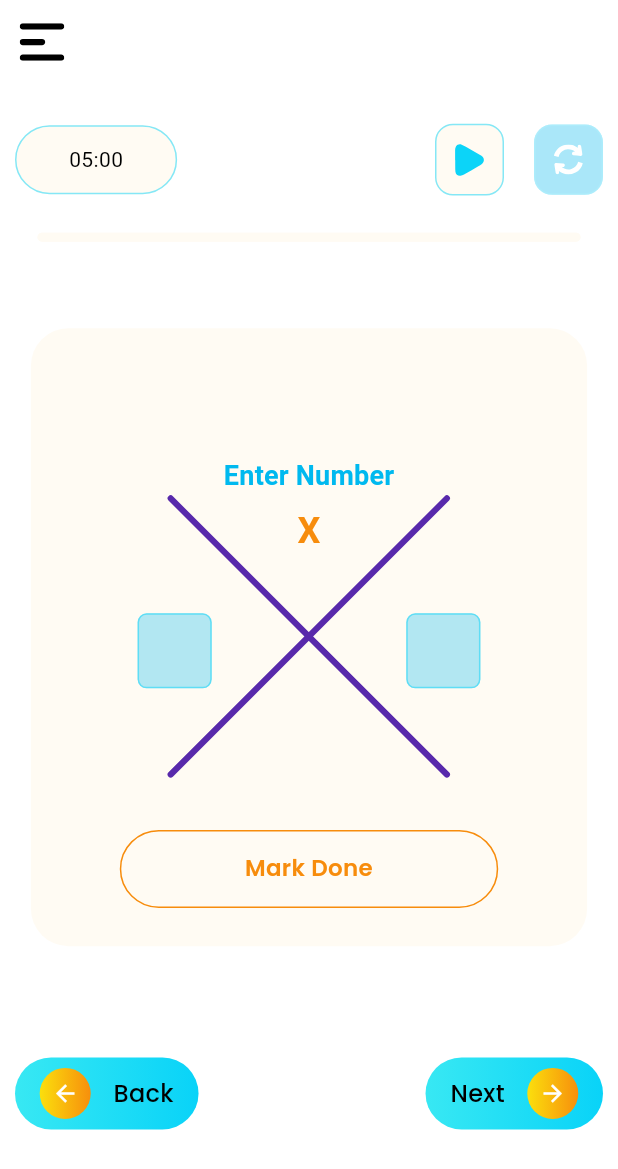
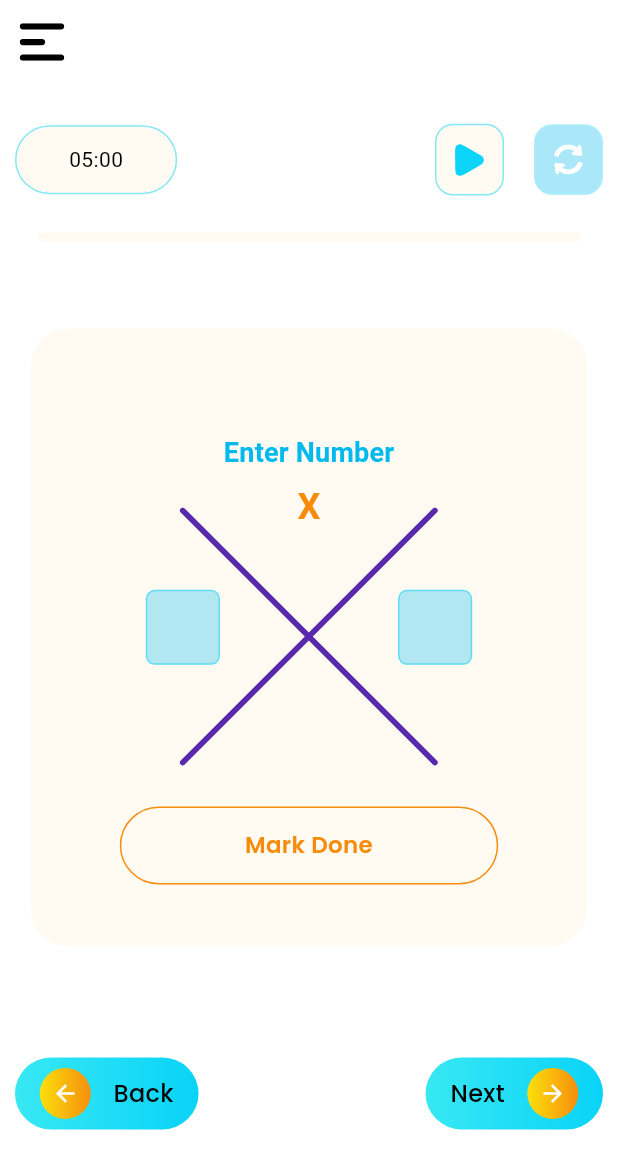
Before and after one commit to UmairYousafzai/X-puzzle, a Flutter app: the GameScreen screen opened directly, on a phone screen of 412 x 824 dp. Shown: the top 1169 px of the screen. Run offline on Flutter 3.47's test engine with Material 3 defaults, Android fonts, the phone set to English and light mode, and no system bars; our stand-ins replace flutter_keyboard_visibility, flutter_native_splash, flutter_riverpod, flutter_svg, gap, google_fonts and 2 more; accounts and stored records are empty; project files that could hold a hidden picture were left out.

Commit message:
UI fixing: main game screen.

```diff
--- a/lib/presentation/providers/game_provider.dart
+++ b/lib/presentation/providers/game_provider.dart
@@ -115,8 +115,7 @@ class GameNotifier extends StateNotifier<GameState> {
   }
 
   void updateQuestion(Question question) {
-    state =
-        state.copyWith(question: question, firstNumber: "", secondNumber: "");
+    state = state.copyWith(question: question, firstNumber: "", secondNumber: "");
     // state.copyWith(question: question);
   }
 
--- a/lib/presentation/screens/game_screen/game_widget.dart
+++ b/lib/presentation/screens/game_screen/game_widget.dart
@@ -40,8 +40,8 @@ class GameWidget extends ConsumerWidget {
               'assets/icons/svg/purple_cross.svg',
               fit: BoxFit.contain,
               height: context.screenHeight > smallDeviceThreshold
-                  ? context.screenHeight * 0.23
-                  : context.screenHeight * 0.2,
+                  ? context.screenHeight * 0.21
+                  : context.screenHeight * 0.21,
             ),
           ),
           Positioned(
@@ -50,12 +50,13 @@ class GameWidget extends ConsumerWidget {
                 : context.screenHeight * 0.04,
             left: 0,
             right: 0,
-            child: Padding(
+
+            child: /*Padding(
               padding:
                   EdgeInsets.only(left: context.screenHeight * 0.05,right: context.screenHeight * 0.05,
-                    top: context.screenHeight > largeDeviceThreshold?context.screenHeight*0.019 :context.screenHeight*0.008,
+                    top: context.screenHeight > largeDeviceThreshold?context.screenHeight*0.010 :context.screenHeight*0.008,
               ),
-              child: Column(
+              child: */Column(
                 children: [
                   Gap(context.screenHeight * 0.01),
                   Text(
@@ -79,13 +80,15 @@ class GameWidget extends ConsumerWidget {
                         color: Colors.black),
                   ),
                   const Gap(5),
-                  Row(
+                  Padding(
+                    padding:  EdgeInsets.symmetric(horizontal:context.screenWidth*0.12),
+                    child: Row(
                       mainAxisAlignment: MainAxisAlignment.spaceAround,
                       children: [
                         gameNumberTextField(
                             value: gameState.firstNumber,
                             context: context,
-                          fontSize: context.screenHeight>smallDeviceThreshold ? 22: 18,
+                            fontSize: 22,
                             onChanged: gameNotifier.updateFirstNumber,
                             focusNode: firstNumberFocus,
                             hasError: gameState.hasErrorOnTextFieldOne),
@@ -98,6 +101,7 @@ class GameWidget extends ConsumerWidget {
                             focusNode: secondNumberFocus,
                             hasError: gameState.hasErrorOnTextFieldTwo),
                       ],
+                    ),
                   ),
                   const Gap(5),
                   Text(
@@ -116,7 +120,7 @@ class GameWidget extends ConsumerWidget {
                   Gap(context.screenHeight * 0.02),
                 ],
               ),
-            ),
+            /*),*/
           ),
         ],
       ),
```
Lines whose indentation alone changed are shown as unchanged.
